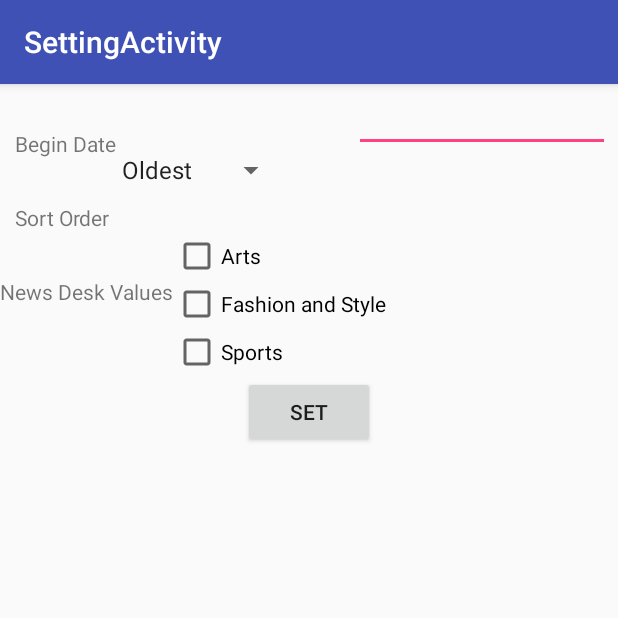
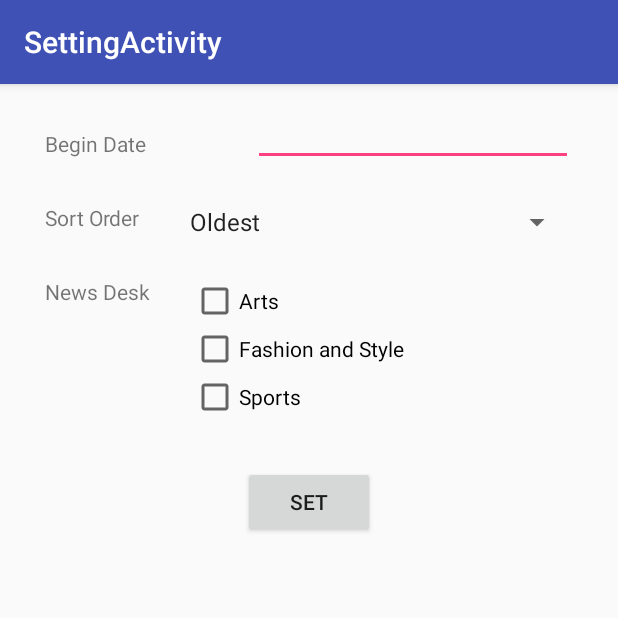
Before and after one commit to vimalathithanr/NewsSearch, an Android app: the screen it shows after launch (SettingActivity), in the options menu, after a tap on "Settings", on a phone screen of 412 x 824 dp, the top half of it. Run offline under Robolectric (Android 15) with nearby library versions, the phone set to English and light mode, and no system bars; libraries missing offline, so code that uses them is left out: com.loopj.android, cz.msebera.android; pictures from the network do not load.

Commit message:
UI changes

```diff
--- a/app/src/main/java/com/example/vraja03/newsearch/activities/SearchActivity.java
+++ b/app/src/main/java/com/example/vraja03/newsearch/activities/SearchActivity.java
@@ -11,7 +11,6 @@ import android.support.v7.widget.Toolbar;
 import android.view.Menu;
 import android.view.MenuInflater;
 import android.view.MenuItem;
-import android.widget.GridView;
 import android.widget.Toast;
 
 import com.example.vraja03.newsearch.R;
@@ -40,7 +39,7 @@ public class SearchActivity extends AppCompatActivity {
     ArrayList<Article> articles;
     ArticleAdapter adapter;
     String query = null;
-    int page =0;
+    int page = 0;
 
     @Override
     protected void onCreate(Bundle savedInstanceState) {
@@ -48,17 +47,16 @@ public class SearchActivity extends AppCompatActivity {
         setContentView(R.layout.activity_search);
         Toolbar toolbar = (Toolbar) findViewById(R.id.toolbar);
         setSupportActionBar(toolbar);
-
         articles = new ArrayList<>();
         adapter = new ArticleAdapter(articles);
-
-
         rvResults = (RecyclerView) findViewById(R.id.rvResults);
 
         // Attach the adapter to the recyclerview to populate items
         rvResults.setAdapter(adapter);
         // Set layout manager to position the items
         final StaggeredGridLayoutManager gridLayoutManager = new StaggeredGridLayoutManager(2, StaggeredGridLayoutManager.VERTICAL);
+        gridLayoutManager.setGapStrategy(0);
+
         rvResults.setLayoutManager(gridLayoutManager);
 
         rvResults.addOnScrollListener(new RecyclerView.OnScrollListener() {
@@ -93,7 +91,6 @@ public class SearchActivity extends AppCompatActivity {
         // This method probably sends out a network request and appends new data items to your adapter.
         // Use the offset value and add it as a parameter to your API request to retrieve paginated data.
         // Deserialize API response and then construct new objects to append to the adapter
-        //query = etQuery.getText().toString();
         AsyncHttpClient client = new AsyncHttpClient();
         String url = "http://api.nytimes.com/svc/search/v2/articlesearch.json";
         RequestParams params = new RequestParams();
--- a/app/src/main/java/com/example/vraja03/newsearch/adapter/ArticleAdapter.java
+++ b/app/src/main/java/com/example/vraja03/newsearch/adapter/ArticleAdapter.java
@@ -2,6 +2,8 @@ package com.example.vraja03.newsearch.adapter;
 
 import android.content.Context;
 import android.content.Intent;
+import android.graphics.Bitmap;
+import android.provider.ContactsContract;
 import android.support.v7.widget.RecyclerView;
 import android.text.TextUtils;
 import android.view.LayoutInflater;
@@ -14,6 +16,7 @@ import com.bumptech.glide.Glide;
 import com.bumptech.glide.load.engine.DiskCacheStrategy;
 import com.example.vraja03.newsearch.R;
 import com.example.vraja03.newsearch.activities.ArticleActivity;
+import com.example.vraja03.newsearch.helper.DynamicHeightImageView;
 import com.example.vraja03.newsearch.model.Article;
 
 import java.util.List;
@@ -26,7 +29,7 @@ public class ArticleAdapter extends RecyclerView.Adapter<ArticleAdapter.ViewHold
     private List<Article> mArticle;
     Context context;
 
-    // Pass in the contact array into the constructor
+   // Pass in the contact array into the constructor
     public ArticleAdapter(List<Article> articles) {
         mArticle = articles;
     }
@@ -53,13 +56,15 @@ public class ArticleAdapter extends RecyclerView.Adapter<ArticleAdapter.ViewHold
         TextView textView = holder.tvTitle;
         textView.setText(article.getHeadline());
 
-        ImageView imageView = holder.ivImage;
+        DynamicHeightImageView imageView = holder.ivImage;
         imageView.setImageResource(0);
 
         String thumbnail = article.getThumbNail();
 
+        imageView.setHeightRatio(((double) article.getHeight()) / article.getWidth());
+
         if (!TextUtils.isEmpty(thumbnail)) {
-            Glide.with(context).load(thumbnail).diskCacheStrategy(DiskCacheStrategy.ALL).into(imageView);
+            Glide.with(context).load(thumbnail).fitCenter().diskCacheStrategy(DiskCacheStrategy.ALL).into(imageView);
         }
 
         imageView.setOnClickListener(new View.OnClickListener() {
@@ -84,9 +89,9 @@ public class ArticleAdapter extends RecyclerView.Adapter<ArticleAdapter.ViewHold
     public static class ViewHolder extends RecyclerView.ViewHolder {
         // Your holder should contain a member variable
         // for any view that will be set as you render a row
-        public ImageView ivImage;
+        public DynamicHeightImageView ivImage;
         public TextView tvTitle;
-        private Context context;
+
 
         // We also create a constructor that accepts the entire item row
         // and does the view lookups to find each subview
@@ -95,7 +100,7 @@ public class ArticleAdapter extends RecyclerView.Adapter<ArticleAdapter.ViewHold
             // to access the context from any ViewHolder instance.
             super(itemView);
 
-            ivImage = (ImageView) itemView.findViewById(R.id.ivImage);
+            ivImage = (DynamicHeightImageView) itemView.findViewById(R.id.ivImage);
             tvTitle = (TextView) itemView.findViewById(R.id.tvTitle);
 
         }
--- a/app/src/main/res/layout/setting_activity.xml
+++ b/app/src/main/res/layout/setting_activity.xml
@@ -9,7 +9,7 @@
         android:layout_height="wrap_content"
         android:layout_alignParentLeft="true"
         android:layout_alignParentTop="true"
-        android:layout_marginLeft="10dp"
+        android:layout_marginLeft="30dp"
         android:layout_marginTop="30dp"
         android:text="Begin Date"
         android:textSize="14dp" />
@@ -21,8 +21,9 @@
         android:layout_alignParentRight="true"
         android:layout_alignParentTop="true"
         android:layout_alignRight="@id/tvBeginDate"
-        android:layout_marginRight="5dp"
-        android:ems="8"
+        android:layout_marginRight="30dp"
+        android:layout_marginTop="9dp"
+        android:ems="10"
         android:focusableInTouchMode="true" />
 
     <TextView
@@ -31,15 +32,19 @@
         android:layout_height="wrap_content"
         android:layout_alignParentLeft="true"
         android:layout_below="@id/tvBeginDate"
-        android:layout_marginLeft="10dp"
+        android:layout_marginLeft="30dp"
         android:layout_marginTop="30dp"
         android:text="Sort Order"
         android:textSize="14dp" />
 
     <Spinner
         android:id="@+id/spinner"
-        android:layout_width="wrap_content"
+        android:layout_marginLeft="25dp"
+        android:layout_marginTop="25dp"
+        android:layout_marginRight="30dp"
+        android:layout_width="match_parent"
         android:layout_height="wrap_content"
+        android:spinnerMode="dropdown"
         android:layout_below="@id/etDatepicker"
         android:layout_toRightOf="@+id/tvSortOrder" />
 
@@ -50,13 +55,16 @@
         android:layout_alignParentLeft="true"
         android:layout_below="@id/tvSortOrder"
         android:layout_marginTop="30dp"
-        android:text="News Desk Values"
+        android:layout_marginLeft="30dp"
+        android:layout_marginRight="24dp"
+        android:text="News Desk "
         android:textSize="14dp" />
 
     <CheckBox
         android:id="@+id/chkArts"
         android:layout_width="wrap_content"
         android:layout_height="wrap_content"
+        android:layout_marginTop="30dp"
         android:layout_below="@id/tvSortOrder"
         android:layout_toRightOf="@id/tvNewdeskValues"
         android:text="@string/arts" />
@@ -82,6 +90,7 @@
         android:layout_height="wrap_content"
         android:text="Set"
         android:id="@+id/btnSet"
+        android:layout_marginTop="30dp"
         android:onClick="onPreferenceset"
         android:layout_below="@+id/chkSports"
         android:layout_centerHorizontal="true" />
```
Also changed, not shown: app/src/main/java/com/example/vraja03/newsearch/helper/DynamicHeightImageView.java (added, +48 -0 lines), app/src/main/java/com/example/vraja03/newsearch/model/Article.java (+22 -1 lines), app/src/main/res/layout/activity_article.xml (+0 -8 lines), app/src/main/res/layout/content_search.xml (+1 -8 lines), app/src/main/res/layout/item_article_result.xml (+10 -9 lines).
